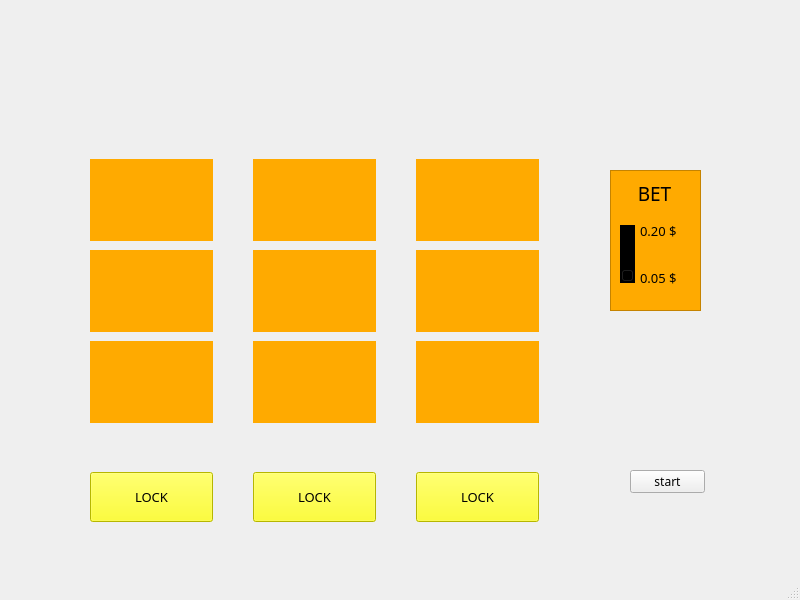
juhvv/programming2-2018, file student/11/slots/main_window.ui: the form before one commit.
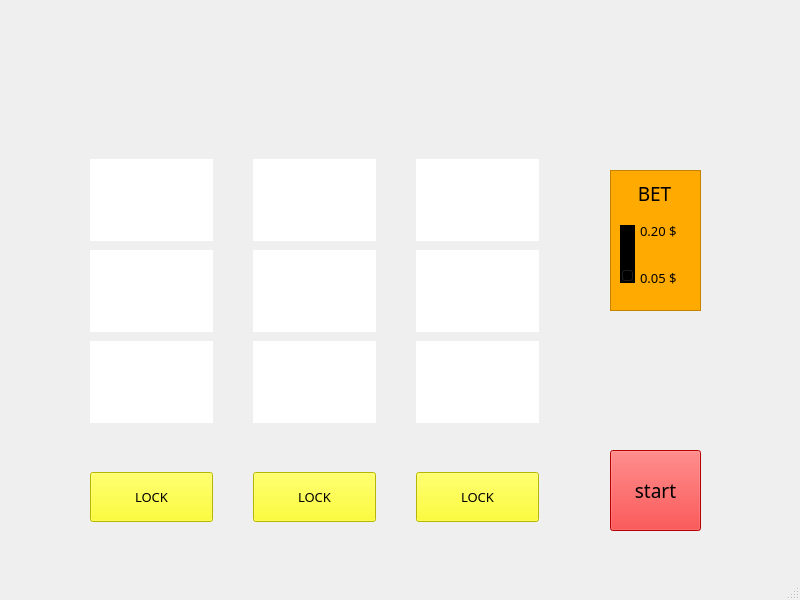
The form after the commit. Icons and pictures are not drawn.

Commit message: Changes to ui. Rework to class Reel. Each reel now has its fruits in random order. Implemented randomizing reel's win line based on fruits' frequencies. Reels now spin for random time.

Diff of the .ui file:
```diff
--- a/student/11/slots/main_window.ui
+++ b/student/11/slots/main_window.ui
@@ -29,7 +29,6 @@
    </property>
    <property name="styleSheet">
     <string notr="true">QWidget {background-image: url(:/MainWindow/Resources/tile.png);}
-QFrame {background: rgb(255, 170, 0); background-color: rgb(255, 170, 0)}
 QSlider {background-color: rgb(0, 0, 0);}</string>
    </property>
    <widget class="QWidget" name="gridLayoutWidget">
@@ -71,6 +70,9 @@
          <height>82</height>
         </size>
        </property>
+       <property name="styleSheet">
+        <string notr="true">QFrame {background: rgb(255, 255, 255)}</string>
+       </property>
        <property name="text">
         <string/>
        </property>
@@ -80,7 +82,7 @@
       </widget>
      </item>
      <item row="4" column="1">
-      <widget class="QPushButton" name="lock3_btn">
+      <widget class="QPushButton" name="lock2_btn">
        <property name="sizePolicy">
         <sizepolicy hsizetype="Minimum" vsizetype="Fixed">
          <horstretch>0</horstretch>
@@ -137,6 +139,9 @@
          <height>82</height>
         </size>
        </property>
+       <property name="styleSheet">
+        <string notr="true">QFrame {background: rgb(255, 255, 255)}</string>
+       </property>
        <property name="text">
         <string/>
        </property>
@@ -153,6 +158,9 @@
          <height>82</height>
         </size>
        </property>
+       <property name="styleSheet">
+        <string notr="true">QFrame {background: rgb(255, 255, 255)}</string>
+       </property>
        <property name="text">
         <string/>
        </property>
@@ -169,6 +177,9 @@
          <height>82</height>
         </size>
        </property>
+       <property name="styleSheet">
+        <string notr="true">QFrame {background: rgb(255, 255, 255)}</string>
+       </property>
        <property name="text">
         <string/>
        </property>
@@ -185,6 +196,9 @@
          <height>82</height>
         </size>
        </property>
+       <property name="styleSheet">
+        <string notr="true">QFrame {background: rgb(255, 255, 255)}</string>
+       </property>
        <property name="text">
         <string/>
        </property>
@@ -201,6 +215,9 @@
          <height>82</height>
         </size>
        </property>
+       <property name="styleSheet">
+        <string notr="true">QFrame {background: rgb(255, 255, 255)}</string>
+       </property>
        <property name="text">
         <string/>
        </property>
@@ -217,6 +234,9 @@
          <height>82</height>
         </size>
        </property>
+       <property name="styleSheet">
+        <string notr="true">QFrame {background: rgb(255, 255, 255)}</string>
+       </property>
        <property name="text">
         <string/>
        </property>
@@ -233,6 +253,9 @@
          <height>82</height>
         </size>
        </property>
+       <property name="styleSheet">
+        <string notr="true">QFrame {background: rgb(255, 255, 255)}</string>
+       </property>
        <property name="text">
         <string/>
        </property>
@@ -249,6 +272,9 @@
          <height>82</height>
         </size>
        </property>
+       <property name="styleSheet">
+        <string notr="true">QFrame {background: rgb(255, 255, 255)}</string>
+       </property>
        <property name="text">
         <string/>
        </property>
@@ -407,7 +433,7 @@
       </widget>
      </item>
      <item row="4" column="2">
-      <widget class="QPushButton" name="lock2_btn">
+      <widget class="QPushButton" name="lock3_btn">
        <property name="enabled">
         <bool>true</bool>
        </property>
@@ -563,7 +589,7 @@
      </font>
     </property>
     <property name="styleSheet">
-     <string notr="true"/>
+     <string notr="true">QFrame {background: rgb(255, 170, 0)}</string>
     </property>
     <property name="frameShape">
      <enum>QFrame::StyledPanel</enum>
@@ -771,12 +797,21 @@
    <widget class="QPushButton" name="btn_start">
     <property name="geometry">
      <rect>
-      <x>630</x>
-      <y>470</y>
-      <width>75</width>
-      <height>23</height>
+      <x>610</x>
+      <y>450</y>
+      <width>91</width>
+      <height>81</height>
      </rect>
     </property>
+    <property name="font">
+     <font>
+      <family>Engravers MT</family>
+      <pointsize>14</pointsize>
+     </font>
+    </property>
+    <property name="styleSheet">
+     <string notr="true">QPushButton { background: red }</string>
+    </property>
     <property name="text">
      <string>start</string>
     </property>
```
The commit also changes 4 other files.
